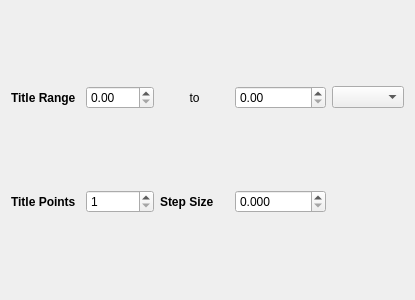
This is xdart/gui/rangeWidgetUI.ui in rwalroth/xdart as Qt 5 draws it before an edit. The edited form follows.
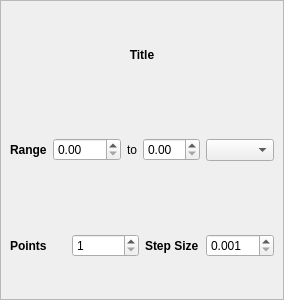
This is the edited form.

Commit message:
Range widget UI finalized and internally wired
Still needs to connect to sphere args

Diff of the .ui file:
```diff
--- a/xdart/gui/rangeWidgetUI.ui
+++ b/xdart/gui/rangeWidgetUI.ui
@@ -6,15 +6,79 @@
    <rect>
     <x>0</x>
     <y>0</y>
-    <width>415</width>
+    <width>279</width>
     <height>300</height>
    </rect>
   </property>
   <property name="windowTitle">
    <string>Form</string>
   </property>
-  <layout class="QGridLayout" name="gridLayout">
-   <item row="0" column="0">
+  <layout class="QVBoxLayout" name="verticalLayout_2">
+   <property name="leftMargin">
+    <number>0</number>
+   </property>
+   <property name="topMargin">
+    <number>0</number>
+   </property>
+   <property name="rightMargin">
+    <number>0</number>
+   </property>
+   <property name="bottomMargin">
+    <number>0</number>
+   </property>
+   <item>
+    <widget class="QFrame" name="frame_3">
+     <property name="frameShape">
+      <enum>QFrame::StyledPanel</enum>
+     </property>
+     <property name="frameShadow">
+      <enum>QFrame::Raised</enum>
+     </property>
+     <layout class="QVBoxLayout" name="verticalLayout">
+      <property name="leftMargin">
+       <number>9</number>
+      </property>
+      <item>
+       <widget class="QLabel" name="titleLabel">
+        <property name="font">
+         <font>
+          <weight>75</weight>
+          <bold>true</bold>
+         </font>
+        </property>
+        <property name="text">
+         <string>Title</string>
+        </property>
+        <property name="alignment">
+         <set>Qt::AlignCenter</set>
+        </property>
+       </widget>
+      </item>
+      <item>
+       <widget class="QFrame" name="frame">
+        <property name="frameShape">
+         <enum>QFrame::NoFrame</enum>
+        </property>
+        <property name="frameShadow">
+         <enum>QFrame::Raised</enum>
+        </property>
+        <property name="lineWidth">
+         <number>0</number>
+        </property>
+        <layout class="QHBoxLayout" name="horizontalLayout">
+         <property name="leftMargin">
+          <number>0</number>
+         </property>
+         <property name="topMargin">
+          <number>0</number>
+         </property>
+         <property name="rightMargin">
+          <number>0</number>
+         </property>
+         <property name="bottomMargin">
+          <number>0</number>
+         </property>
+         <item>
     <widget class="QLabel" name="rangeLabel">
      <property name="font">
       <font>
@@ -23,12 +87,52 @@
       </font>
      </property>
      <property name="text">
-      <string>Title Range</string>
+            <string>Range</string>
      </property>
     </widget>
    </item>
-   <item row="0" column="2">
+         <item>
+          <widget class="QDoubleSpinBox" name="low">
+           <property name="sizePolicy">
+            <sizepolicy hsizetype="Minimum" vsizetype="Fixed">
+             <horstretch>0</horstretch>
+             <verstretch>0</verstretch>
+            </sizepolicy>
+           </property>
+           <property name="minimumSize">
+            <size>
+             <width>0</width>
+             <height>0</height>
+            </size>
+           </property>
+           <property name="maximumSize">
+            <size>
+             <width>68</width>
+             <height>16777215</height>
+            </size>
+           </property>
+           <property name="maximum">
+            <double>1000000.000000000000000</double>
+           </property>
+           <property name="value">
+            <double>0.000000000000000</double>
+           </property>
+          </widget>
+         </item>
+         <item>
     <widget class="QLabel" name="label_4">
+           <property name="sizePolicy">
+            <sizepolicy hsizetype="Preferred" vsizetype="Preferred">
+             <horstretch>0</horstretch>
+             <verstretch>0</verstretch>
+            </sizepolicy>
+           </property>
+           <property name="maximumSize">
+            <size>
+             <width>20</width>
+             <height>16777215</height>
+            </size>
+           </property>
      <property name="text">
       <string>to</string>
      </property>
@@ -37,8 +141,86 @@
      </property>
     </widget>
    </item>
-   <item row="1" column="1">
+         <item>
+          <widget class="QDoubleSpinBox" name="high">
+           <property name="sizePolicy">
+            <sizepolicy hsizetype="Minimum" vsizetype="Fixed">
+             <horstretch>0</horstretch>
+             <verstretch>0</verstretch>
+            </sizepolicy>
+           </property>
+           <property name="maximumSize">
+            <size>
+             <width>68</width>
+             <height>16777215</height>
+            </size>
+           </property>
+          </widget>
+         </item>
+         <item>
+          <widget class="QComboBox" name="units">
+           <property name="maximumSize">
+            <size>
+             <width>68</width>
+             <height>16777215</height>
+            </size>
+           </property>
+          </widget>
+         </item>
+        </layout>
+       </widget>
+      </item>
+      <item>
+       <widget class="QFrame" name="frame_2">
+        <property name="frameShape">
+         <enum>QFrame::NoFrame</enum>
+        </property>
+        <property name="frameShadow">
+         <enum>QFrame::Raised</enum>
+        </property>
+        <property name="lineWidth">
+         <number>0</number>
+        </property>
+        <layout class="QHBoxLayout" name="horizontalLayout_2">
+         <property name="leftMargin">
+          <number>0</number>
+         </property>
+         <property name="topMargin">
+          <number>0</number>
+         </property>
+         <property name="rightMargin">
+          <number>0</number>
+         </property>
+         <property name="bottomMargin">
+          <number>0</number>
+         </property>
+         <item>
+          <widget class="QLabel" name="pointsLabel">
+           <property name="font">
+            <font>
+             <weight>75</weight>
+             <bold>true</bold>
+            </font>
+           </property>
+           <property name="text">
+            <string>Points</string>
+           </property>
+          </widget>
+         </item>
+         <item>
     <widget class="QSpinBox" name="points">
+           <property name="sizePolicy">
+            <sizepolicy hsizetype="Minimum" vsizetype="Fixed">
+             <horstretch>0</horstretch>
+             <verstretch>0</verstretch>
+            </sizepolicy>
+           </property>
+           <property name="maximumSize">
+            <size>
+             <width>68</width>
+             <height>16777215</height>
+            </size>
+           </property>
      <property name="minimum">
       <number>1</number>
      </property>
@@ -47,30 +229,14 @@
      </property>
     </widget>
    </item>
-   <item row="0" column="1">
-    <widget class="QDoubleSpinBox" name="low"/>
-   </item>
-   <item row="1" column="0">
-    <widget class="QLabel" name="pointsLabel">
-     <property name="font">
-      <font>
-       <weight>75</weight>
-       <bold>true</bold>
-      </font>
-     </property>
-     <property name="text">
-      <string>Title Points</string>
-     </property>
-    </widget>
-   </item>
-   <item row="0" column="3">
-    <widget class="QDoubleSpinBox" name="high"/>
-   </item>
-   <item row="0" column="4">
-    <widget class="QComboBox" name="units"/>
-   </item>
-   <item row="1" column="2">
+         <item>
     <widget class="QLabel" name="stepLabel">
+           <property name="maximumSize">
+            <size>
+             <width>60</width>
+             <height>16777215</height>
+            </size>
+           </property>
      <property name="font">
       <font>
        <weight>75</weight>
@@ -82,17 +248,38 @@
      </property>
     </widget>
    </item>
-   <item row="1" column="3">
+         <item>
     <widget class="QDoubleSpinBox" name="step">
+           <property name="sizePolicy">
+            <sizepolicy hsizetype="Minimum" vsizetype="Fixed">
+             <horstretch>0</horstretch>
+             <verstretch>0</verstretch>
+            </sizepolicy>
+           </property>
+           <property name="maximumSize">
+            <size>
+             <width>68</width>
+             <height>16777215</height>
+            </size>
+           </property>
      <property name="decimals">
       <number>3</number>
      </property>
+           <property name="minimum">
+            <double>0.001000000000000</double>
+           </property>
      <property name="maximum">
       <double>1000000.000000000000000</double>
      </property>
      <property name="singleStep">
       <double>0.100000000000000</double>
      </property>
+          </widget>
+         </item>
+        </layout>
+       </widget>
+      </item>
+     </layout>
     </widget>
    </item>
   </layout>
```
Lines whose indentation alone changed are shown as unchanged. The commit also changes 6 other files.
